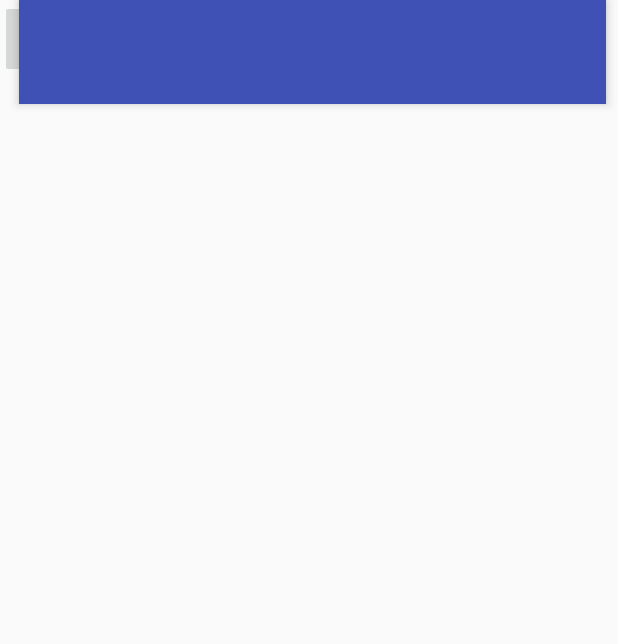
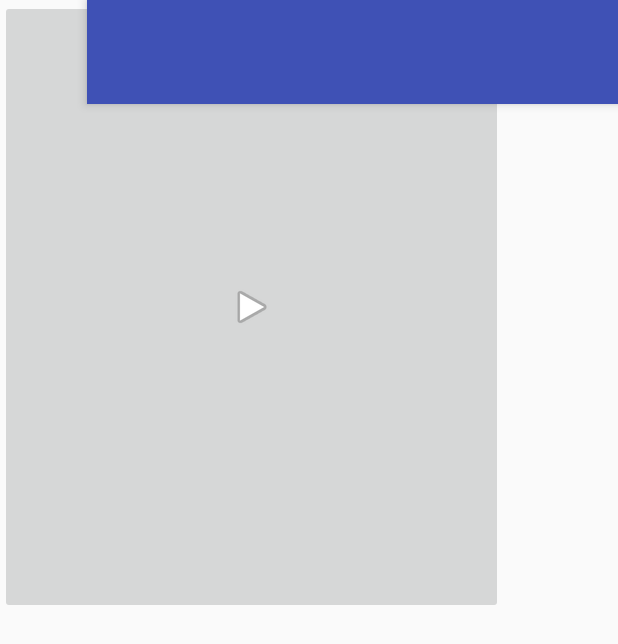
Before and after one commit to jsteph221/ChooseMyFood, an Android app: the layout activity_main.xml on its own in the app's theme, with its tools: preview values and no code run, on a phone screen of 412 x 824 dp. Shown: the top 644 px of the screen. Run offline under Robolectric (Android 15) with nearby library versions, the phone set to English and light mode, and no system bars.

Commit message:
Updated featuures.

```diff
--- a/app/src/main/AndroidManifest.xml
+++ b/app/src/main/AndroidManifest.xml
@@ -2,6 +2,7 @@
 <manifest xmlns:android="http://schemas.android.com/apk/res/android"
     package="elapse.choosemyfood">
     <uses-permission android:name="android.permission.ACCESS_FINE_LOCATION" />
+    <uses-permission android:name="android.permission.INTERNET" />
     <meta-data
         android:name="com.google.android.geo.API_KEY"
         android:value="AIzaSyCcndRN1-FqszyIMNj8m4Goa2C3U5rofqM"/>
--- a/app/src/main/res/layout/activity_main.xml
+++ b/app/src/main/res/layout/activity_main.xml
@@ -13,24 +13,18 @@
         android:elevation="4dp"
         android:theme="@style/ThemeOverlay.AppCompat.ActionBar"
         android:popupTheme="@style/ThemeOverlay.AppCompat.Light"
-        tools:layout_editor_absoluteY="0dp"
-        android:layout_marginRight="8dp"
+        tools:layout_editor_absoluteY="-15dp"
+        android:layout_marginRight="-37dp"
         app:layout_constraintRight_toRightOf="parent" />
-    <ImageButton
-        android:id="@+id/imageButton"
-        android:layout_width="wrap_content"
-        android:layout_height="wrap_content"
-        app:srcCompat="@android:drawable/ic_menu_preferences"
-        tools:layout_editor_absoluteX="289dp"
-        tools:layout_editor_absoluteY="16dp" />
 
     <ImageButton
-        android:id="@+id/imageButton2"
-        android:layout_width="wrap_content"
-        android:layout_height="wrap_content"
-        android:onClick="getRestaurant"
+        android:id="@+id/init_search"
+        android:layout_width="335dp"
+        android:layout_height="409dp"
+        android:cropToPadding="false"
+        android:visibility="visible"
         app:srcCompat="@android:drawable/ic_media_play"
-        tools:layout_editor_absoluteX="148dp"
-        tools:layout_editor_absoluteY="278dp" />
+        tools:layout_editor_absoluteX="25dp"
+        tools:layout_editor_absoluteY="103dp" />
 
 </android.support.constraint.ConstraintLayout>
--- /dev/null
+++ b/app/src/main/res/layout/activity_restaurant.xml
@@ -0,0 +1,6 @@
+<?xml version="1.0" encoding="utf-8"?>
+<LinearLayout xmlns:android="http://schemas.android.com/apk/res/android"
+    android:layout_width="match_parent"
+    android:layout_height="match_parent">
+
+</LinearLayout>
```
Also changed, not shown: app/src/main/java/elapse/choosemyfood/MainActivity.java (+81 -80 lines), app/src/main/java/elapse/choosemyfood/Restaurant.java (added, +106 -0 lines).
